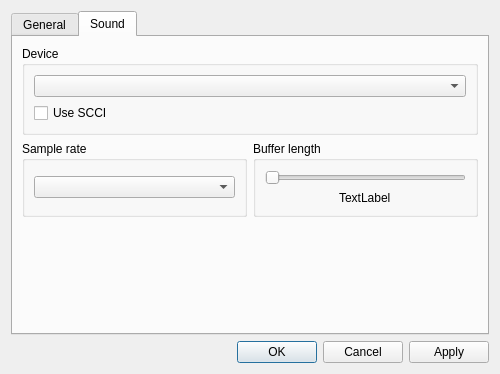
This is BambooTracker/gui/configuration_dialog.ui in BambooTracker/BambooTracker as Qt 5 draws it before an edit. The edited form follows.
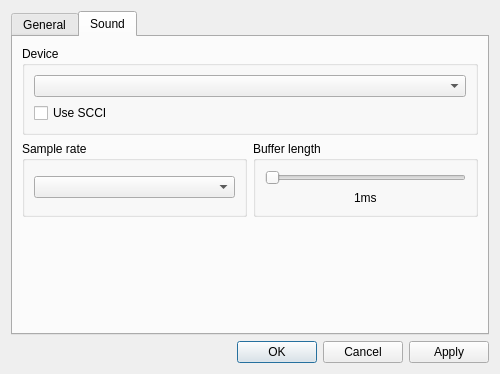
This is the edited form. The open tabs and pages were chosen to show the change.

Commit message: Fix incorrect label when setting buffer length to 1ms

The edit to the form file:
```diff
--- a/BambooTracker/gui/configuration_dialog.ui
+++ b/BambooTracker/gui/configuration_dialog.ui
@@ -269,7 +269,7 @@
           <item row="1" column="0" alignment="Qt::AlignHCenter">
            <widget class="QLabel" name="bufferLengthLabel">
             <property name="text">
-             <string>TextLabel</string>
+             <string>1ms</string>
             </property>
            </widget>
           </item>
```
The commit also changes 1 other file.
